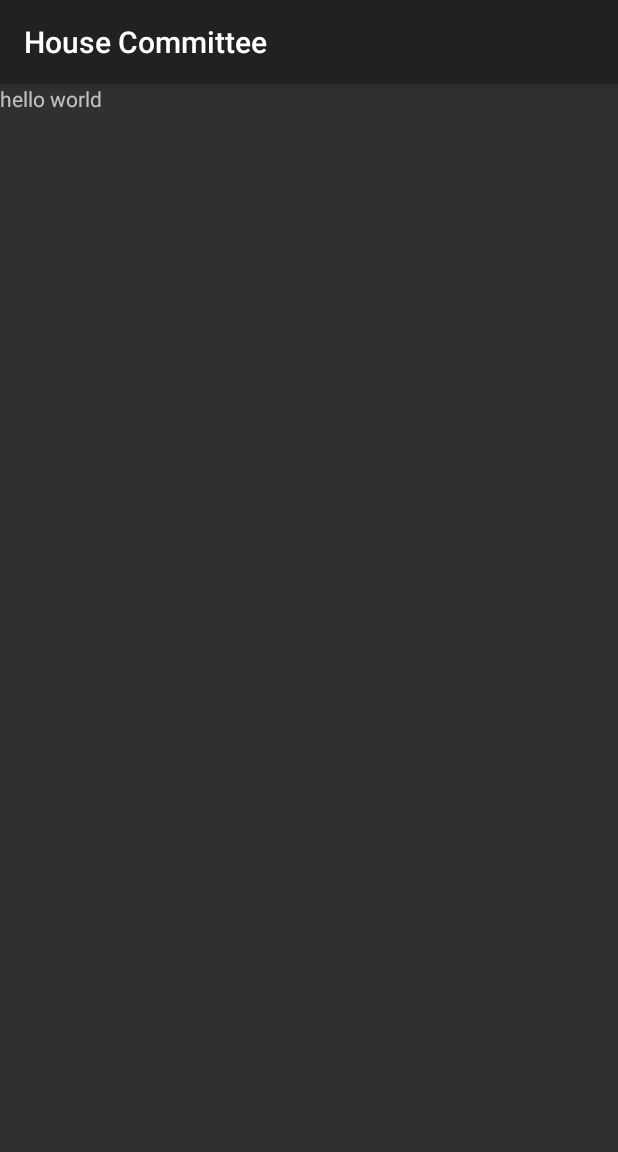
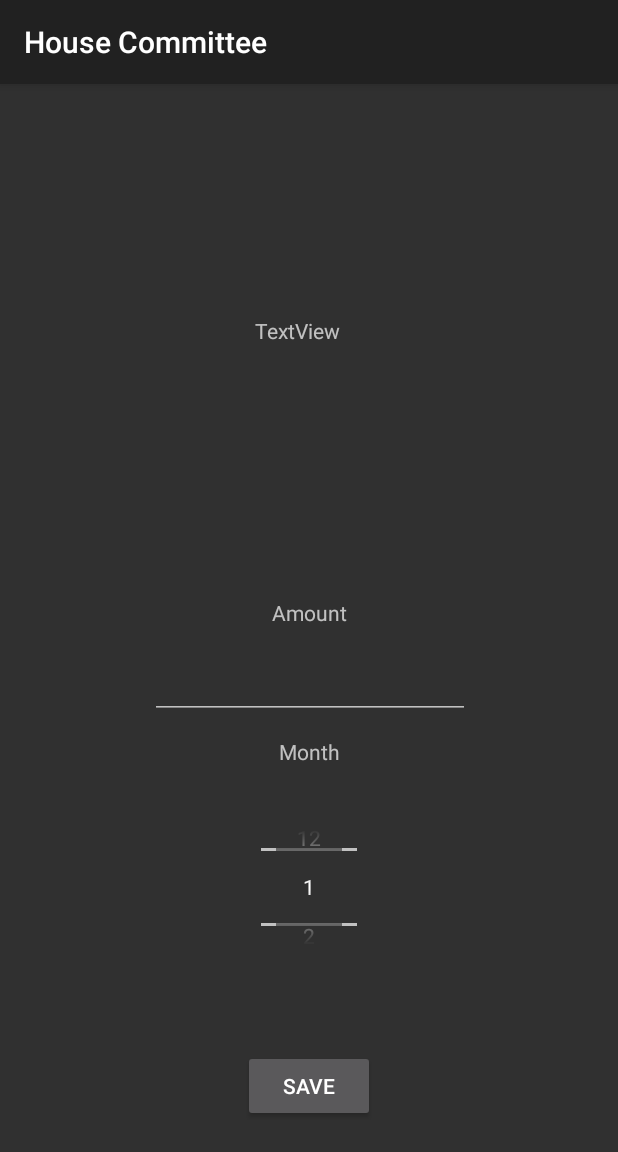
Before and after one commit to chenlahav/HouseCommitteefinal, an Android app: the TenantPayment screen opened directly, with no data from a screen before it, on a phone screen of 412 x 824 dp. Shown: the top 1152 px of the screen. Run offline under Robolectric (Android 15) with nearby library versions, the phone set to English and light mode, and no system bars; our stand-ins replace Firebase (no records; nobody signed in at launch, a user with empty details on screens opened directly).

Commit message:
added Tenant payments

```diff
--- a/app/src/main/java/com/example/chen/housecommittee_final/ListOfTenant.java
+++ b/app/src/main/java/com/example/chen/housecommittee_final/ListOfTenant.java
@@ -52,9 +52,10 @@ public class ListOfTenant extends AppCompatActivity {
                 listViewListOfTenant.setOnItemClickListener(new AdapterView.OnItemClickListener() {
                     @Override
                     public void onItemClick(AdapterView<?> parent, View view, int position, long id) {
-                        Intent tenantPayment = new Intent(getApplicationContext(), TenantPayment.class);
-                        tenantPayment.putExtra("id",id );
-                        startActivity(tenantPayment);
+                        Intent tenantPaymentIntent = new Intent(getApplicationContext(), TenantPayment.class);
+                        Resident resident = (Resident) listOfTenants.get(position);
+                        tenantPaymentIntent.putExtra("id", resident.GetID() );
+                        startActivity(tenantPaymentIntent);
                     }
                 });
             }
@@ -64,26 +65,5 @@ public class ListOfTenant extends AppCompatActivity {
 
             }
         });
-
-
-
-
-//        users.addListenerForSingleValueEvent(new ValueEventListener() {
-//            @Override
-//            public void onDataChange(DataSnapshot dataSnapshot) {
-//                if (dataSnapshot.exists()) {
-//                    for (DataSnapshot snapshot : dataSnapshot.getChildren()) {
-//                        Resident resident = snapshot.getValue(Resident.class);
-//                        if (resident.GetRole() == eRole.Resident) {
-//                            listOfTenants.add(resident);
-//                        }
-//                    }
-//                }
-//            }
-
-
-
-
-
     }
 }
--- a/app/src/main/java/com/example/chen/housecommittee_final/TenantPayment.java
+++ b/app/src/main/java/com/example/chen/housecommittee_final/TenantPayment.java
@@ -1,21 +1,51 @@
 package com.example.chen.housecommittee_final;
 
-import android.content.Intent;
 import android.support.v7.app.AppCompatActivity;
 import android.os.Bundle;
+import android.view.View;
+import android.widget.Button;
+import android.widget.EditText;
+import android.widget.NumberPicker;
 import android.widget.TextView;
 
+import com.google.firebase.database.DatabaseReference;
+import com.google.firebase.database.FirebaseDatabase;
+
 public class TenantPayment extends AppCompatActivity {
-
+    String id;
     @Override
     protected void onCreate(Bundle savedInstanceState) {
         super.onCreate(savedInstanceState);
         setContentView(R.layout.activity_tenant_payment);
+        if(getIntent().getExtras() != null){
+            id = getIntent().getExtras().getString("id");
+            TextView nameTextView = findViewById(R.id.textView_tenant_payment);
+            nameTextView.setText(id);
 
-        Intent currentIntent = getIntent();
-        long id  = currentIntent.getIntExtra("id",-1);
-        TextView nameTextView = findViewById(R.id.TenantNametextView);
-        nameTextView.setText("hello world");
+        }
+
+        NumberPicker numberPicker = (NumberPicker)findViewById(R.id.monthNumberPicker);
+        numberPicker.setMinValue(1);
+        numberPicker.setMaxValue(12);
+
+        Button saveBtn =(Button)findViewById(R.id.SaveButton);
+        saveBtn.setOnClickListener(new View.OnClickListener() {
+            @Override
+            public void onClick(View view) {
+                NumberPicker numberPicker = (NumberPicker)findViewById(R.id.monthNumberPicker);
+                EditText amountEditText = (EditText) findViewById(R.id.editText_amount);
+
+                int month = numberPicker.getValue();
+                int amountToPay = Integer.parseInt(amountEditText.getText().toString());
+
+                FirebaseDatabase database = FirebaseDatabase.getInstance();
+                DatabaseReference users = database.getReference("users");
+
+                users.child(id).child("m_PaidPayments").child(Integer.toString(month-1)).child("m_Amount").
+                        setValue(amountToPay);
+
+            }
+        });
 
     }
 }
--- a/app/src/main/java/model/Payment.java
+++ b/app/src/main/java/model/Payment.java
@@ -1,10 +1,15 @@
 package model;
-public class Payment
+
+import java.io.Serializable;
+
+public class Payment implements Serializable
 {
-	private float m_Amount;
-	private eMonths m_Month;
+	protected int m_Amount;
+	protected int m_Month;
 
-	public Payment(float amount, eMonths month)
+	public Payment() {}
+
+	public Payment(int amount, int month)
 	{
 		m_Amount = amount;
 		m_Month = month;
@@ -12,6 +17,6 @@ public class Payment
 
 	public String toString()
 	{
-		return m_Month.name() + ": " + m_Amount;
+		return m_Month + ": " + m_Amount;
 	}
 }
--- a/app/src/main/java/model/Resident.java
+++ b/app/src/main/java/model/Resident.java
@@ -7,7 +7,7 @@ public class Resident extends User
 	protected Integer m_ApartmentNumber;
 	protected eRole m_Role;
 	protected int m_MonthlyPayment;
-	protected ArrayList<Payment> m_PaidPayments;
+	protected ArrayList<Payment> m_PaidPayments = new ArrayList<>();
 
 	public Resident() {}
 
@@ -17,6 +17,13 @@ public class Resident extends User
 		SetApartmentNumber(i_ApartmentNumber);
 		SetMonthlyPayment(i_MonthlyPayment);
 		m_Role = eRole.Resident;
+		initPayments();
+	}
+
+	public void initPayments(){
+		for(int i=1; i<=12; i++){
+			m_PaidPayments.add(new Payment(0, i));
+		}
 	}
 
 	public eRole GetRole()
--- a/app/src/main/res/layout/activity_tenant_payment.xml
+++ b/app/src/main/res/layout/activity_tenant_payment.xml
@@ -7,10 +7,93 @@
     tools:context=".TenantPayment">
 
     <TextView
-        android:id="@+id/TenantNametextView"
+        android:id="@+id/textView_tenant_payment"
+        android:layout_width="72dp"
+        android:layout_height="34dp"
+        android:layout_marginBottom="8dp"
+        android:layout_marginEnd="8dp"
+        android:layout_marginLeft="8dp"
+        android:layout_marginRight="8dp"
+        android:layout_marginStart="8dp"
+        android:layout_marginTop="8dp"
+        android:text="TextView"
+        app:layout_constraintBottom_toTopOf="@+id/textView"
+        app:layout_constraintEnd_toEndOf="parent"
+        app:layout_constraintStart_toStartOf="parent"
+        app:layout_constraintTop_toTopOf="parent" />
+
+    <NumberPicker
+        android:id="@+id/monthNumberPicker"
+        android:layout_width="wrap_content"
+        android:layout_height="97dp"
+        android:layout_gravity="center"
+        android:layout_marginBottom="60dp"
+        android:layout_marginEnd="8dp"
+        android:layout_marginLeft="8dp"
+        android:layout_marginRight="8dp"
+        android:layout_marginStart="8dp"
+        android:padding="10dp"
+        app:layout_constraintBottom_toTopOf="@+id/SaveButton"
+        app:layout_constraintEnd_toEndOf="parent"
+        app:layout_constraintStart_toStartOf="parent" />
+
+    <Button
+        android:id="@+id/SaveButton"
         android:layout_width="wrap_content"
         android:layout_height="wrap_content"
-        android:text="TextView"
-        tools:layout_editor_absoluteX="112dp"
-        tools:layout_editor_absoluteY="74dp" />
+        android:layout_marginBottom="76dp"
+        android:layout_marginEnd="8dp"
+        android:layout_marginLeft="8dp"
+        android:layout_marginRight="8dp"
+        android:layout_marginStart="8dp"
+        android:text="Save"
+        app:layout_constraintBottom_toBottomOf="parent"
+        app:layout_constraintEnd_toEndOf="parent"
+        app:layout_constraintStart_toStartOf="parent" />
+
+    <EditText
+        android:id="@+id/editText_amount"
+        android:layout_width="wrap_content"
+        android:layout_height="wrap_content"
+        android:layout_marginBottom="12dp"
+        android:layout_marginEnd="8dp"
+        android:layout_marginLeft="8dp"
+        android:layout_marginRight="8dp"
+        android:layout_marginStart="8dp"
+        android:ems="10"
+        android:inputType="number"
+        app:layout_constraintBottom_toTopOf="@+id/MonthTextView"
+        app:layout_constraintEnd_toEndOf="parent"
+        app:layout_constraintHorizontal_bias="0.503"
+        app:layout_constraintStart_toStartOf="parent" />
+
+    <TextView
+        android:id="@+id/textView"
+        android:layout_width="wrap_content"
+        android:layout_height="wrap_content"
+        android:layout_marginBottom="16dp"
+        android:layout_marginEnd="8dp"
+        android:layout_marginLeft="8dp"
+        android:layout_marginRight="8dp"
+        android:layout_marginStart="8dp"
+        android:text="Amount"
+        app:layout_constraintBottom_toTopOf="@+id/editText_amount"
+        app:layout_constraintEnd_toEndOf="parent"
+        app:layout_constraintHorizontal_bias="0.501"
+        app:layout_constraintStart_toStartOf="parent" />
+
+    <TextView
+        android:id="@+id/MonthTextView"
+        android:layout_width="wrap_content"
+        android:layout_height="wrap_content"
+        android:layout_marginBottom="32dp"
+        android:layout_marginEnd="8dp"
+        android:layout_marginLeft="8dp"
+        android:layout_marginRight="8dp"
+        android:layout_marginStart="8dp"
+        android:text="Month"
+        app:layout_constraintBottom_toTopOf="@+id/monthNumberPicker"
+        app:layout_constraintEnd_toEndOf="parent"
+        app:layout_constraintStart_toStartOf="parent" />
+
 </android.support.constraint.ConstraintLayout>
```
